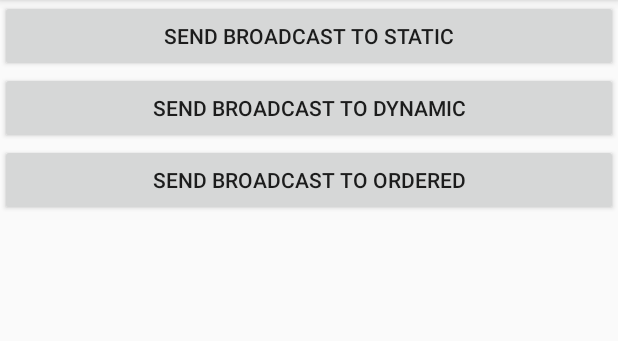
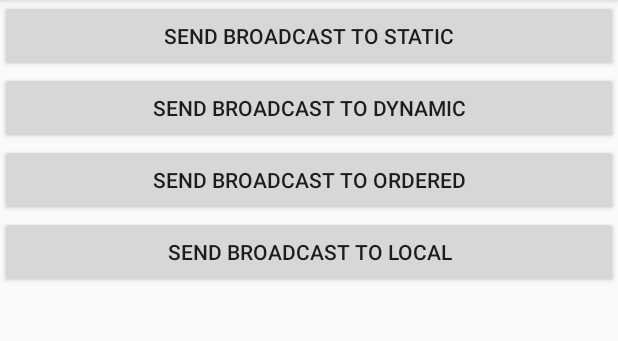
Before and after one commit to suyichen/Blog-Broadcast, an Android app: the screen it shows after launch (MainActivity), on a phone screen of 412 x 824 dp, the part 84-425 px from its top. Run offline under Robolectric (Android 15) with nearby library versions, the phone set to English and light mode, and no system bars.

Commit message:
add local broadcast

```diff
--- a/app/src/main/AndroidManifest.xml
+++ b/app/src/main/AndroidManifest.xml
@@ -46,6 +46,8 @@
                 <action android:name="INTENT.SUYICHEN.ORDERED"/>
             </intent-filter>
         </receiver>
+
+        <service android:name=".LocalService"/>
     </application>
 
 </manifest>
--- a/app/src/main/java/com/syc/blogbroadcast/MainActivity.java
+++ b/app/src/main/java/com/syc/blogbroadcast/MainActivity.java
@@ -1,9 +1,9 @@
 package com.syc.blogbroadcast;
 
 import android.content.Intent;
+import android.support.v4.content.LocalBroadcastManager;
 import android.support.v7.app.AppCompatActivity;
 import android.os.Bundle;
-import android.util.Log;
 import android.view.View;
 
 public class MainActivity extends AppCompatActivity {
@@ -11,12 +11,14 @@ public class MainActivity extends AppCompatActivity {
     private static final String STATIC_BROADCAST = "INTENT.SUYICHEN.STATIC.BROADCAST";
     private static final String DYNAMIC_BROADCAST = "INTENT.SUYICHEN.DYNAMIC.BROADCAST";
     private static final String ORDERED_BROADCAST = "INTENT.SUYICHEN.ORDERED";
+    private static final String LOCAL_BROADCAST = "INTENT.SUYICHEN.BROADCAST.LOCAL";
 
     @Override
     protected void onCreate(Bundle savedInstanceState) {
         super.onCreate(savedInstanceState);
         setContentView(R.layout.activity_main);
         startService(new Intent(MainActivity.this,DynamicBroadcast.class));
+        startService(new Intent(MainActivity.this,LocalService.class));
     }
 
     public void BroadcastToStatic(View view) {
@@ -40,4 +42,8 @@ public class MainActivity extends AppCompatActivity {
         intent.addFlags(Intent.FLAG_RECEIVER_FOREGROUND);
         sendOrderedBroadcast(intent,null);
     }
+
+    public void LocalBroadcast(View view) {
+        LocalBroadcastManager.getInstance(this).sendBroadcast(new Intent(LOCAL_BROADCAST));
+    }
 }
--- a/app/src/main/res/layout/activity_main.xml
+++ b/app/src/main/res/layout/activity_main.xml
@@ -23,4 +23,11 @@
         android:layout_height="wrap_content"
         android:onClick="BroadcastToOrdered"
         android:text="send Broadcast to Ordered" />
+
+    <Button
+        android:layout_width="match_parent"
+        android:layout_height="wrap_content"
+        android:onClick="LocalBroadcast"
+        android:text="send Broadcast to Local" />
+
 </LinearLayout>
```
Also changed, not shown: app/src/main/java/com/syc/blogbroadcast/LocalReceiver.java (added, +17 -0 lines), app/src/main/java/com/syc/blogbroadcast/LocalService.java (added, +37 -0 lines).
